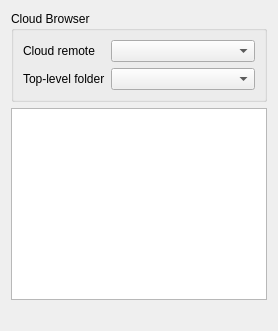
Qt form src/tree_cloud_drive/assets/ui/main_window.ui (RichLewis007/tree-cloud-drive) before a commit.
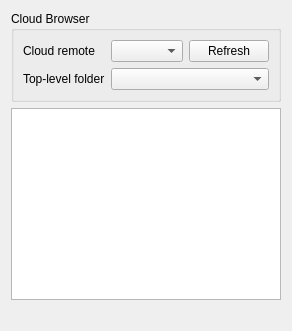
The same form after that commit.

Commit message:
Add project metadata and UI enhancements for Tree Cloud Drive
- Introduced project metadata in `pyproject.toml` for Tree Cloud Drive.
- Updated application name references to use `APP_DISPLAY_NAME`.
- Enhanced the main window UI with a refresh button for remote selection.
- Added a progress bar to indicate loading states during remote and folder operations.
- Refactored tree worker management to support multiple folder loads.

What changed in the file:
```diff
--- a/src/tree_cloud_drive/assets/ui/main_window.ui
+++ b/src/tree_cloud_drive/assets/ui/main_window.ui
@@ -17,7 +17,18 @@
        </widget>
       </item>
       <item row="0" column="1">
-       <widget class="QComboBox" name="remoteCombo"/>
+       <layout class="QHBoxLayout" name="remoteRowLayout">
+        <item>
+         <widget class="QComboBox" name="remoteCombo"/>
+        </item>
+        <item>
+         <widget class="QPushButton" name="refreshRemotesButton">
+          <property name="text">
+           <string>Refresh</string>
+          </property>
+         </widget>
+        </item>
+       </layout>
       </item>
       <item row="1" column="0">
        <widget class="QLabel" name="folderLabel">
```
The commit also changes 6 other files.
